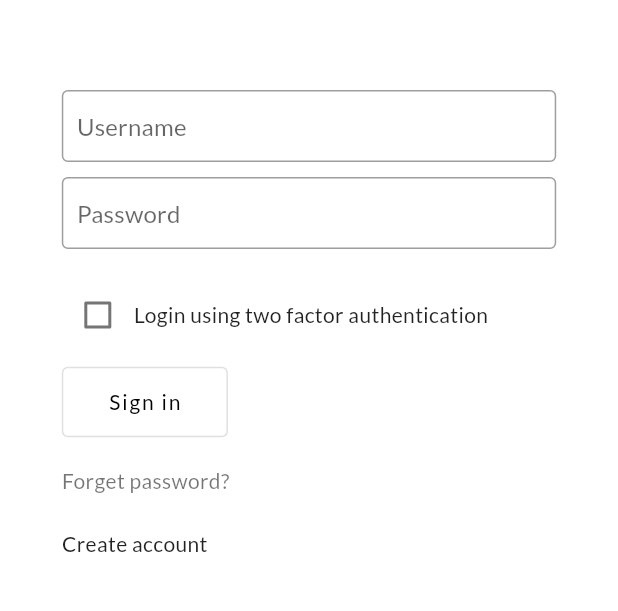
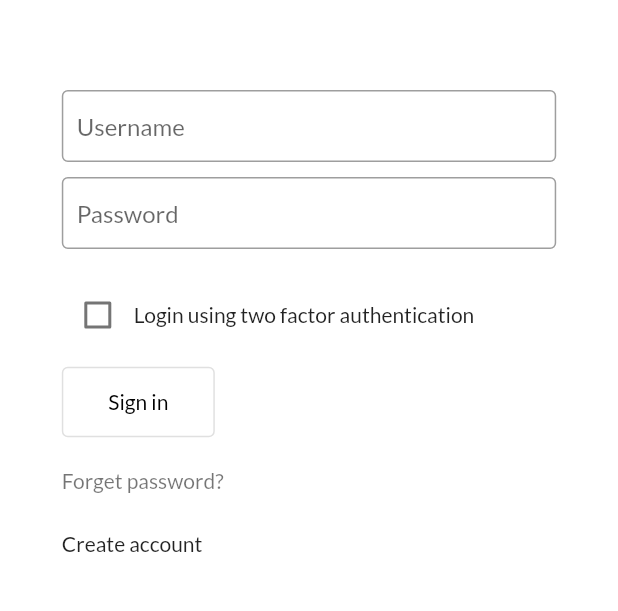
Before and after one commit to dhis2-club-tanzania/user-support-mobile, a Flutter app: the screen it shows after launch, on a phone screen of 412 x 824 dp, the part 219-830 px from its top. Run offline on Flutter 3.47's test engine with Material 2 defaults, Android fonts, the phone set to English and light mode, and no system bars; our stand-ins replace file_picker, flutter_slidable, flutter_svg, google_fonts, shimmer; network calls fail.

Commit message:
add minor changes

```diff
--- a/lib/helpers/text_theme.dart
+++ b/lib/helpers/text_theme.dart
@@ -3,27 +3,49 @@ import 'package:google_fonts/google_fonts.dart';
 
 final TextTheme textTheme = TextTheme(
   headline1: GoogleFonts.lato(
-      fontSize: 97, fontWeight: FontWeight.w300, letterSpacing: -1.5),
+    fontSize: 97,
+    fontWeight: FontWeight.w300,
+  ),
   headline2: GoogleFonts.lato(
-      fontSize: 61, fontWeight: FontWeight.w300, letterSpacing: -0.5),
+    fontSize: 61,
+    fontWeight: FontWeight.w300,
+  ),
   headline3: GoogleFonts.lato(fontSize: 48, fontWeight: FontWeight.w400),
   headline4: GoogleFonts.lato(
-      fontSize: 34, fontWeight: FontWeight.w400, letterSpacing: 0.25),
+    fontSize: 34,
+    fontWeight: FontWeight.w400,
+  ),
   headline5: GoogleFonts.lato(fontSize: 24, fontWeight: FontWeight.w400),
   headline6: GoogleFonts.lato(
-      fontSize: 20, fontWeight: FontWeight.w500, letterSpacing: 0.15),
+    fontSize: 20,
+    fontWeight: FontWeight.w500,
+  ),
   subtitle1: GoogleFonts.lato(
-      fontSize: 16, fontWeight: FontWeight.w400, letterSpacing: 0.15),
+    fontSize: 16,
+    fontWeight: FontWeight.w400,
+  ),
   subtitle2: GoogleFonts.lato(
-      fontSize: 14, fontWeight: FontWeight.w500, letterSpacing: 0.1),
+    fontSize: 14,
+    fontWeight: FontWeight.w500,
+  ),
   bodyText1: GoogleFonts.lato(
-      fontSize: 16, fontWeight: FontWeight.w400, letterSpacing: 0.5),
+    fontSize: 16,
+    fontWeight: FontWeight.w400,
+  ),
   bodyText2: GoogleFonts.lato(
-      fontSize: 14, fontWeight: FontWeight.w400, letterSpacing: 0.25),
+    fontSize: 14,
+    fontWeight: FontWeight.w400,
+  ),
   button: GoogleFonts.lato(
-      fontSize: 14, fontWeight: FontWeight.w500, letterSpacing: 1.25),
+    fontSize: 14,
+    fontWeight: FontWeight.w500,
+  ),
   caption: GoogleFonts.lato(
-      fontSize: 12, fontWeight: FontWeight.w400, letterSpacing: 0.4),
+    fontSize: 12,
+    fontWeight: FontWeight.w400,
+  ),
   overline: GoogleFonts.lato(
-      fontSize: 10, fontWeight: FontWeight.w400, letterSpacing: 1.5),
+    fontSize: 10,
+    fontWeight: FontWeight.w400,
+  ),
 );
--- a/lib/main.dart
+++ b/lib/main.dart
@@ -3,7 +3,6 @@ import 'package:provider/provider.dart';
 
 import './pages/splash_page.dart';
 import './providers/provider.dart';
-import 'helpers/text_theme.dart';
 import '../pages/compose_page.dart';
 import '../pages/compose_painter.dart';
 import '../pages/inbox_page.dart';
@@ -11,6 +10,7 @@ import '../pages/login_page.dart';
 import '../pages/system_page.dart';
 import '../pages/ticket_page.dart';
 import '../pages/validation_page.dart';
+import 'helpers/text_theme.dart';
 
 void main() {
   runApp(
--- a/lib/pages/compose_painter.dart
+++ b/lib/pages/compose_painter.dart
@@ -187,7 +187,7 @@ class _MyStatelessWidgetState extends State<MyStatelessWidget> {
                         SizedBox(
                           height: 20,
                         ),
-                        Row(
+                        Column(
                           children: [
                             Row(
                               children: [
```
